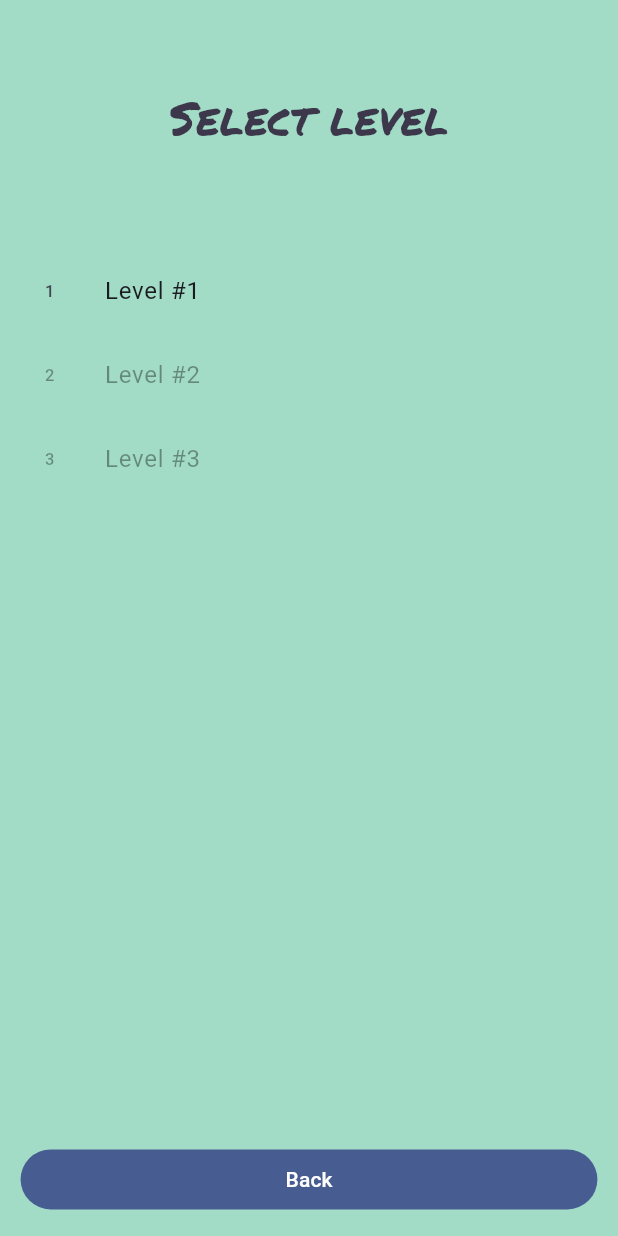
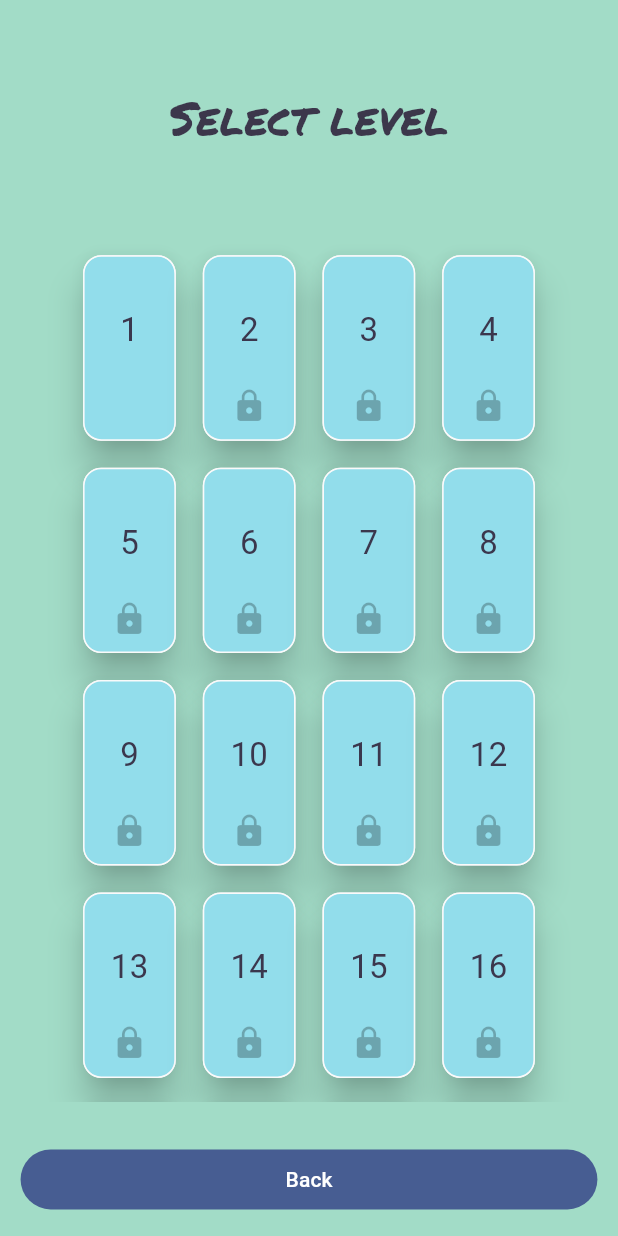
Before and after one commit to programmer-b/capital_cities_game, a Flutter app: the screen it shows after launch, after a tap on "Play", on a phone screen of 412 x 824 dp. Run offline on Flutter 3.47's test engine with Material 2 defaults, Android fonts, the light colour scheme and no system bars; our stand-ins replace audioplayers, firebase_core, firebase_crashlytics, go_router, google_mobile_ads, in_app_purchase and 2 more; missing offline and left inert: games_services; accounts and stored records are empty; Roboto replaces fonts that are missing (Permenent Mark).

Commit message:
Added game levels to 20

```diff
--- a/lib/src/audio/sounds.dart
+++ b/lib/src/audio/sounds.dart
@@ -23,10 +23,11 @@ List<String> soundTypeToFilename(SfxType type) {
       ];
     case SfxType.buttonTap:
       return const [
-        'k1.mp3',
-        'k2.mp3',
-        'p1.mp3',
-        'p2.mp3',
+        // 'k1.mp3',
+        // 'k2.mp3',
+        // 'p1.mp3',
+        // 'p2.mp3',
+        'mixkit-on-or-off-light-switch-tap-2585.wav'
       ];
     case SfxType.congrats:
       return const [
--- a/lib/src/level_selection/level_selection_screen.dart
+++ b/lib/src/level_selection/level_selection_screen.dart
@@ -2,8 +2,10 @@
 // for details. All rights reserved. Use of this source code is governed by a
 // BSD-style license that can be found in the LICENSE file.
 
+import 'package:capital_cities_game/src/utils/strings/global_strings.dart';
 import 'package:flutter/material.dart';
 import 'package:go_router/go_router.dart';
+import 'package:nb_utils/nb_utils.dart';
 import 'package:provider/provider.dart';
 
 import '../audio/audio_controller.dart';
@@ -24,7 +26,8 @@ class LevelSelectionScreen extends StatelessWidget {
     return Scaffold(
       backgroundColor: palette.backgroundLevelSelection,
       body: ResponsiveScreen(
-        squarishMainArea: Column(
+        squarishMainArea: SingleChildScrollView(
+          child: Column(
             children: [
               const Padding(
                 padding: EdgeInsets.all(16),
@@ -37,27 +40,42 @@ class LevelSelectionScreen extends StatelessWidget {
                 ),
               ),
               const SizedBox(height: 50),
-            Expanded(
-              child: ListView(
+              Container(
+                alignment: Alignment.center,
+                child: Wrap(
+                  spacing: 10,
+                  runSpacing: 10,
                   children: [
                     for (final level in gameLevels)
-                    ListTile(
+                      _levelTab(
+                        context,
+                        level: level.number,
+                        onTap: () {
+                          final audioController =
+                              context.read<AudioController>();
+                          audioController.playSfx(SfxType.buttonTap);
+                        },
                         enabled: playerProgress.highestLevelReached >=
                             level.number - 1,
-                      onTap: () {
-                        final audioController = context.read<AudioController>();
-                        audioController.playSfx(SfxType.buttonTap);
-
-                        GoRouter.of(context)
-                            .go('/play/session/${level.number}');
-                      },
-                      leading: Text(level.number.toString()),
-                      title: Text('Level #${level.number}'),
                       )
+                    // ListTile(
+                    //   enabled: playerProgress.highestLevelReached >=
+                    //       level.number - 1,
+                    //   onTap: () {
+                    //     final audioController = context.read<AudioController>();
+                    //     audioController.playSfx(SfxType.buttonTap);
+                    //
+                    //     GoRouter.of(context)
+                    //         .go('/play/session/${level.number}');
+                    //   },
+                    //   leading: Text(level.number.toString()),
+                    //   title: Text('Level #${level.number}'),
+                    // )
                   ],
                 ),
               ),
             ],
+          ),
         ),
         rectangularMenuArea: FilledButton(
           onPressed: () {
@@ -69,3 +87,40 @@ class LevelSelectionScreen extends StatelessWidget {
     );
   }
 }
+
+Widget _levelTab(context,
+        {required int level, void Function()? onTap, required bool enabled}) =>
+    Builder(builder: (ctx) {
+      final width = ctx.width() * 0.15;
+      return InkWell(
+        onTap: onTap,
+        child: Card(
+          elevation: 10,
+          child: Container(
+            constraints: const BoxConstraints(maxWidth: 70, maxHeight: 150),
+            decoration: BoxDecoration(
+                border: Border.all(
+                  color: Colors.grey.shade50,
+                ),
+                borderRadius: BorderRadius.circular(12),
+                color: Colors.cyan.withOpacity(0.4)),
+            width: width,
+            height: width * 2,
+            alignment: Alignment.center,
+            padding: const EdgeInsets.symmetric(vertical: 10, horizontal: 5),
+            child: Column(
+              mainAxisAlignment: MainAxisAlignment.spaceBetween,
+              children: [
+                Container(),
+                Text(
+                  '$level',
+                  style: const TextStyle(
+                      fontFamily: permenentMarkerFont, fontSize: 22),
+                ),
+                 Icon(Icons.lock, color: enabled ? Colors.transparent : Colors.black26,)
+              ],
+            ),
+          ),
+        ),
+      );
+    });
--- a/lib/src/level_selection/levels.dart
+++ b/lib/src/level_selection/levels.dart
@@ -21,6 +21,74 @@ const gameLevels = [
     difficulty: 100,
     achievementIdIOS: 'finished',
     achievementIdAndroid: 'CdfIhE96aspNWLGSQg',
+  ),
+  GameLevel(
+    number: 4,
+    difficulty: 42,
+  ),
+  GameLevel(
+    number: 5,
+    difficulty: 42,
+  ),
+  GameLevel(
+    number: 6,
+    difficulty: 42,
+  ),
+  GameLevel(
+    number: 7,
+    difficulty: 42,
+  ),
+  GameLevel(
+    number: 8,
+    difficulty: 42,
+  ),
+  GameLevel(
+    number: 9,
+    difficulty: 42,
+  ),
+  GameLevel(
+    number: 10,
+    difficulty: 42,
+  ),
+  GameLevel(
+    number: 11,
+    difficulty: 42,
+  ),
+  GameLevel(
+    number: 12,
+    difficulty: 42,
+  ),
+  GameLevel(
+    number: 13,
+    difficulty: 42,
+  ),
+  GameLevel(
+    number: 14,
+    difficulty: 42,
+  ),
+  GameLevel(
+    number: 15,
+    difficulty: 42,
+  ),
+  GameLevel(
+    number: 16,
+    difficulty: 42,
+  ),
+  GameLevel(
+    number: 17,
+    difficulty: 42,
+  ),
+  GameLevel(
+    number: 18,
+    difficulty: 42,
+  ),
+  GameLevel(
+    number: 19,
+    difficulty: 42,
+  ),
+  GameLevel(
+    number: 20,
+    difficulty: 42,
   ),
 ];
 
--- a/lib/src/main_menu/main_menu_screen.dart
+++ b/lib/src/main_menu/main_menu_screen.dart
@@ -1,7 +1,9 @@
 // Copyright 2022, the Flutter project authors. Please see the AUTHORS file
 // for details. All rights reserved. Use of this source code is governed by a
 // BSD-style license that can be found in the LICENSE file.
+import 'dart:math' as math;
 
+import 'package:capital_cities_game/src/utils/strings/global_strings.dart';
 import 'package:flutter/material.dart';
 import 'package:go_router/go_router.dart';
 import 'package:provider/provider.dart';
@@ -27,11 +29,20 @@ class MainMenuScreen extends StatelessWidget {
       backgroundColor: palette.backgroundMain,
       body: ResponsiveScreen(
         mainAreaProminence: 0.45,
-        squarishMainArea: Center(
-          child: Transform.rotate(
-            angle: -0.1,
+        squarishMainArea: Column(
+          crossAxisAlignment: CrossAxisAlignment.center,
+          mainAxisAlignment: MainAxisAlignment.center,
+          children: [
+            Image.asset(
+              'assets/images/world_icon.png',
+              width: 100,
+              height: 100,
+              fit: BoxFit.cover,
+            ),
+            Transform.rotate(
+              angle: 0,
               child: const Text(
-              'Flutter Game Template!',
+                'World cities game!',
                 textAlign: TextAlign.center,
                 style: TextStyle(
                   fontFamily: 'Permanent Marker',
@@ -40,6 +51,8 @@ class MainMenuScreen extends StatelessWidget {
                 ),
               ),
             ),
+
+          ],
         ),
         rectangularMenuArea: Column(
           mainAxisAlignment: MainAxisAlignment.end,
```
Also changed, not shown: assets/images/world_icon.png (added), 1 other file. Lines whose indentation alone changed are shown as unchanged.
